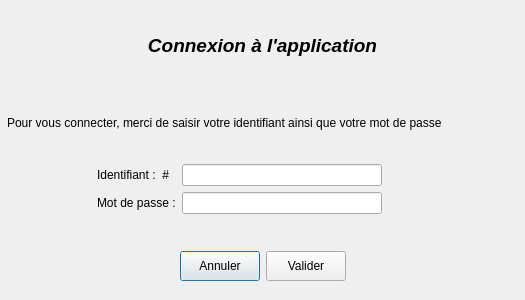
Dragorane/sondihm, file dialogconnexion.ui: the form before one commit.
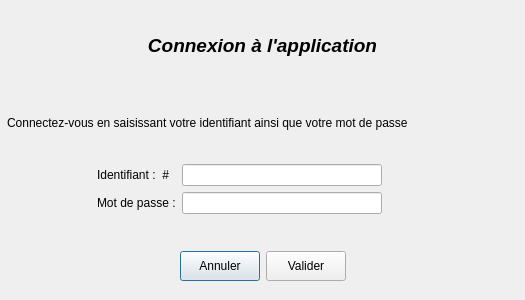
The form after the commit.

Diff of the .ui file:
```diff
--- a/dialogconnexion.ui
+++ b/dialogconnexion.ui
@@ -44,7 +44,7 @@
     <item>
      <widget class="QLabel" name="label_2">
       <property name="text">
-       <string>Pour vous connecter, merci de saisir votre identifiant ainsi que votre mot de passe</string>
+       <string>Connectez-vous en saisissant votre identifiant ainsi que votre mot de passe</string>
       </property>
      </widget>
     </item>
```
